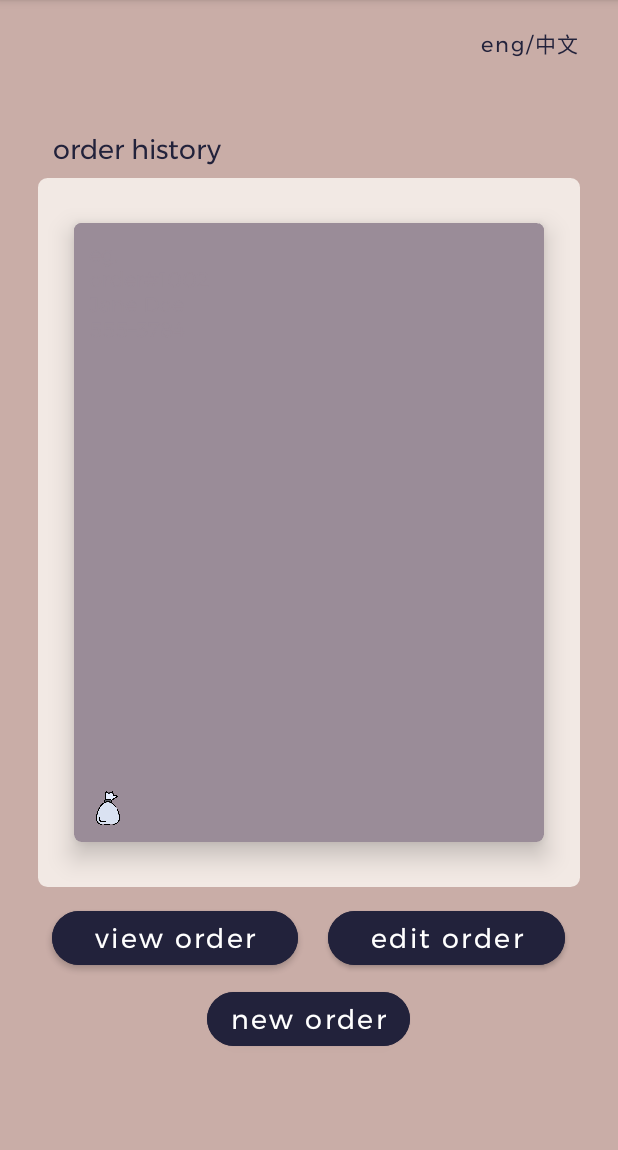
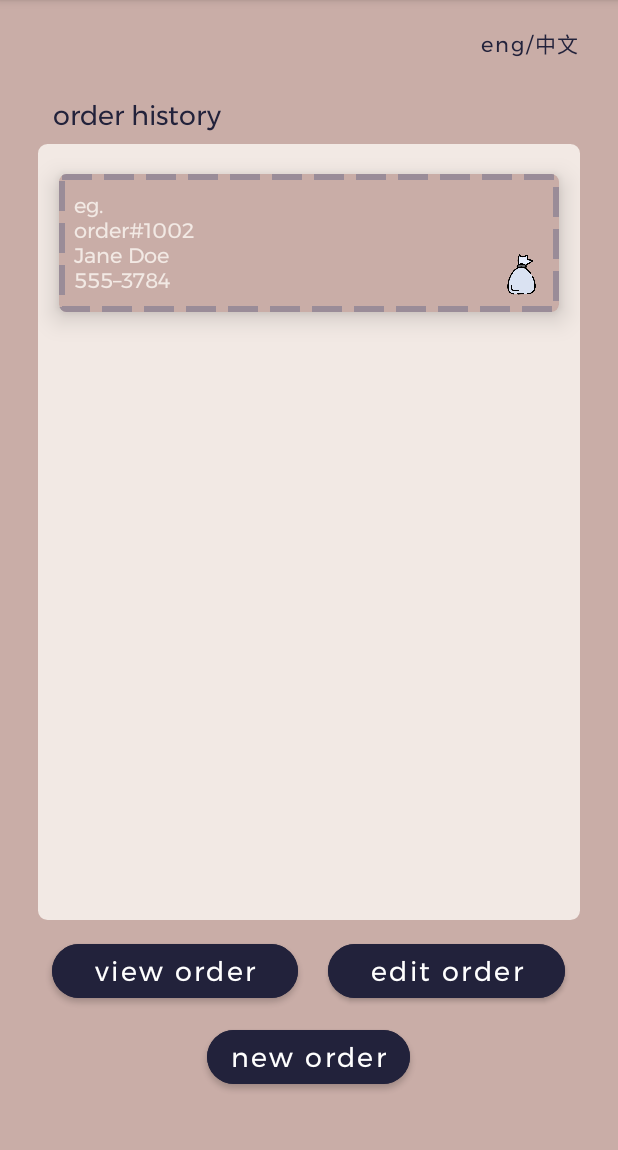
Before and after one commit to sarahannealice/CruddyPizzaApp, an Android app: the HistoryPage screen opened directly, with no data from a screen before it, on a phone screen of 412 x 824 dp, the part 84-1234 px from its top. Run offline under Robolectric (Android 15) with nearby library versions, the phone set to English and light mode, and no system bars.

Commit message:
fixed history page -- using card layout

```diff
--- a/app/src/main/java/com/example/cruddypizzaapp/OrderPage.java
+++ b/app/src/main/java/com/example/cruddypizzaapp/OrderPage.java
@@ -2,7 +2,6 @@ package com.example.cruddypizzaapp;
 
 import androidx.appcompat.app.AppCompatActivity;
 
-import android.annotation.SuppressLint;
 import android.app.Activity;
 import android.content.SharedPreferences;
 import android.content.res.ColorStateList;
@@ -32,7 +31,6 @@ public class OrderPage extends AppCompatActivity {
     //variables
     static int LIMIT = 3;
     static boolean valid;//states if double/triple the same topping can be selected
-    int radioCount;//counter for radio buttons in group
 
     //for creating order objects
     static ArrayList<Order> orders = new ArrayList<>();
@@ -47,7 +45,6 @@ public class OrderPage extends AppCompatActivity {
 
 
     //onCreate
-    @SuppressLint("MissingInflatedId")
     @Override
     protected void onCreate(Bundle savedInstanceState) {
         super.onCreate(savedInstanceState);
@@ -170,7 +167,7 @@ public class OrderPage extends AppCompatActivity {
         @Override
         public void onClick(View view) {
             //https://stackoverflow.com/a/37893080
-            radioCount = radiogroup.getChildCount();
+            int radioCount = radiogroup.getChildCount();
 
             for (int i = 0; i < radioCount; i++) {
                 RadioButton x = (RadioButton) radiogroup.getChildAt(i);
--- a/app/src/main/res/layout/activity_history.xml
+++ b/app/src/main/res/layout/activity_history.xml
@@ -1,6 +1,7 @@
 <?xml version="1.0" encoding="utf-8"?>
 <androidx.constraintlayout.widget.ConstraintLayout xmlns:android="http://schemas.android.com/apk/res/android"
     xmlns:app="http://schemas.android.com/apk/res-auto"
+    xmlns:tools="http://schemas.android.com/tools"
     android:layout_width="match_parent"
     android:layout_height="match_parent">
 
@@ -47,6 +48,7 @@
                 android:layout_height="wrap_content"
                 android:layout_gravity="bottom"
                 android:layout_span="2"
+                android:layout_weight=".1"
                 android:fontFamily="@font/montserrat"
                 android:paddingStart="25dp"
                 android:paddingEnd="10dp"
@@ -60,29 +62,26 @@
             android:id="@+id/row2"
             android:layout_width="match_parent"
             android:layout_height="match_parent"
-            android:layout_weight=".5"
+            android:layout_weight="2"
             android:paddingStart="15dp"
             android:paddingEnd="15dp"
             android:paddingBottom="10dp">
 
-            <LinearLayout
-                android:id="@+id/vertical2_1"
-                android:layout_width="match_parent"
+            <RelativeLayout
+                android:id="@+id/relative"
+                android:layout_width="0dp"
                 android:layout_height="match_parent"
-                android:layout_span="2"
                 android:layout_weight="100"
-                android:background="@drawable/rounded_textview_cream"
-                android:orientation="vertical"
-                android:visibility="visible">
+                android:background="@drawable/rounded_textview_cream">
 
                 <androidx.cardview.widget.CardView
+                    android:id="@+id/card"
                     android:layout_width="match_parent"
-                    android:layout_height="match_parent"
+                    android:layout_height="wrap_content"
+                    app:cardBackgroundColor="@color/blush"
+                    app:cardCornerRadius="5dp"
                     app:cardElevation="10dp"
                     app:cardMaxElevation="12dp"
-                    android:layout_margin="10dp"
-                    app:cardBackgroundColor="@color/blush_purple"
-                    app:cardCornerRadius="5dp"
                     app:cardPreventCornerOverlap="true"
                     app:cardUseCompatPadding="true">
 
@@ -96,26 +95,29 @@
                         android:onClick="onClick"
                         android:padding="10dp"
                         android:text="@string/exampleOrder"
-                        android:textColor="@color/blush_purple"
+                        android:textColor="@color/cream"
                         android:visibility="visible" />
 
                     <ImageView
                         android:id="@+id/garbageImg"
-                        android:layout_width="25dp"
-                        android:layout_height="25dp"
-                        android:layout_gravity="bottom"
+                        android:layout_width="30dp"
+                        android:layout_height="30dp"
+                        android:layout_gravity="bottom|right"
                         android:layout_margin="10dp"
-                        app:srcCompat="@drawable/garbagebag_grey" />
+                        android:clickable="true"
+                        app:srcCompat="@drawable/garbagebag_grey"
+                        tools:ignore="TouchTargetSizeCheck,SpeakableTextPresentCheck" />
                 </androidx.cardview.widget.CardView>
 
-            </LinearLayout>
+            </RelativeLayout>
+
         </TableRow>
 
         <TableRow
             android:id="@+id/row3"
             android:layout_width="match_parent"
             android:layout_height="match_parent"
-            android:layout_weight=".01">
+            android:layout_weight=".05">
 
             <Button
                 android:id="@+id/btnView"
@@ -148,7 +150,7 @@
             android:id="@+id/row4"
             android:layout_width="match_parent"
             android:layout_height="match_parent"
-            android:layout_weight=".1">
+            android:layout_weight=".2">
 
             <Button
                 android:id="@+id/btnNew"
```
